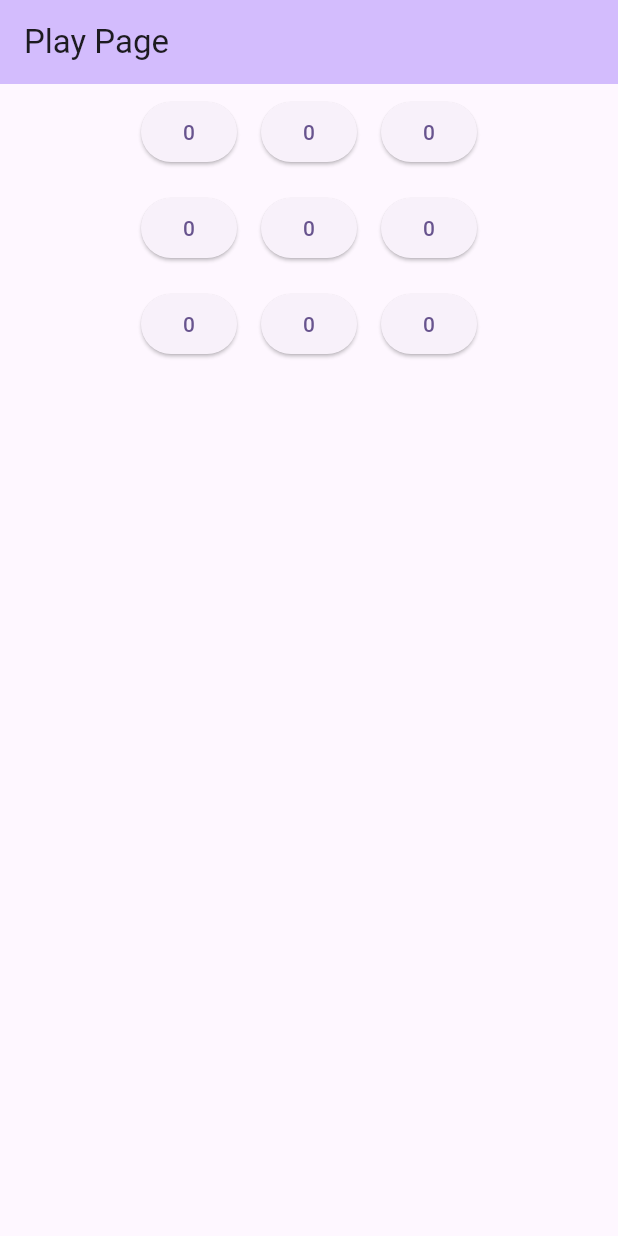
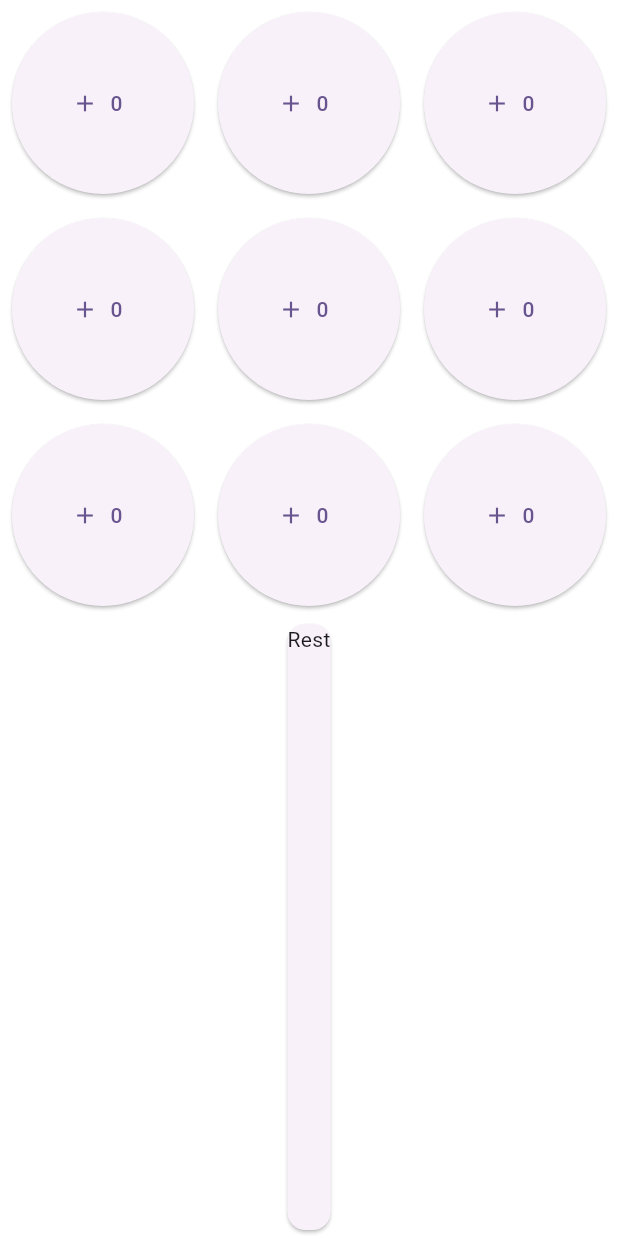
Before and after one commit to Alexdelia/vbomb, a Flutter app: the screen it shows after launch, on a phone screen of 412 x 824 dp. Run offline on Flutter 3.47's test engine with Material 2 defaults, Android fonts, the phone set to English and light mode, and no system bars.

Commit message:
good progress on board

```diff
--- a/lib/board.dart
+++ b/lib/board.dart
@@ -23,30 +23,30 @@ class _BoardState extends State<Board> {
 
   @override
   Widget build(BuildContext context) {
-    return Scaffold(
-      body: Center(
-        child: Column(
-          children: [
-            for (int row = 0; row < _board.length; row++)
-              Row(
-                mainAxisAlignment: MainAxisAlignment.center,
-                children: [
-                  for (int col = 0; col < _board[row].length; col++)
-                    Padding(
-                      padding: const EdgeInsets.all(8.0),
-                      child: ElevatedButton(
-                        onPressed: () {
-                          _incrementCell(row, col);
-                        },
-                        child: Text(
-                          _board[row][col].toString(),
-                        ),
-                      ),
-                    ),
-                ],
-              ),
-          ],
+    return AspectRatio(
+      aspectRatio: 1.0,
+      child: GridView.builder(
+        gridDelegate: SliverGridDelegateWithFixedCrossAxisCount(
+          crossAxisCount: _board.length,
         ),
+        itemBuilder: _buildGridItems,
+        itemCount: _board.length * _board[0].length,
+      ),
+    );
+  }
+
+  Widget _buildGridItems(BuildContext context, int index) {
+    final row = index ~/ _board.length;
+    final col = index % _board.length;
+
+    return Padding(
+      padding: const EdgeInsets.all(8.0),
+      child: ElevatedButton.icon(
+        onPressed: () {
+          _incrementCell(row, col);
+        },
+        icon: const Icon(Icons.add),
+        label: Text(_board[row][col].toString()),
       ),
     );
   }
--- a/lib/main.dart
+++ b/lib/main.dart
@@ -1,5 +1,5 @@
 import 'package:flutter/material.dart';
-import 'package:vbomb/play_screen.dart';
+import 'package:vbomb/page/play.dart';
 
 void main() {
   runApp(const VBomb());
@@ -32,7 +32,7 @@ class VBomb extends StatelessWidget {
         useMaterial3: true,
         colorScheme: ColorScheme.fromSeed(seedColor: Colors.deepPurple),
       ),
-      home: const PlayPage(title: 'Play Page'),
+      home: const PlayPage(),
     );
   }
 }
--- /dev/null
+++ b/lib/page/play.dart
@@ -0,0 +1,38 @@
+import 'package:flutter/material.dart';
+import 'package:vbomb/board.dart';
+import 'package:vbomb/rest.dart';
+
+class PlayPage extends StatelessWidget {
+  const PlayPage({super.key});
+
+  @override
+  Widget build(BuildContext context) {
+    return const _PositionManager(
+      children: [
+        Board(),
+        Expanded(child: Rest()),
+      ],
+    );
+  }
+}
+
+class _PositionManager extends StatelessWidget {
+  const _PositionManager({required this.children});
+
+  final List<Widget> children;
+
+  @override
+  Widget build(BuildContext context) {
+    return OrientationBuilder(
+      builder: (context, orientation) {
+        return orientation == Orientation.portrait
+            ? Column(
+                children: children,
+              )
+            : Row(
+                children: children,
+              );
+      },
+    );
+  }
+}
--- a/lib/play_screen.dart
+++ /dev/null
@@ -1,46 +0,0 @@
-import 'package:flutter/material.dart';
-import 'package:vbomb/board.dart';
-
-class PlayPage extends StatefulWidget {
-  const PlayPage({super.key, required this.title});
-
-  // This widget is the home page of your application. It is stateful, meaning
-  // that it has a State object (defined below) that contains fields that affect
-  // how it looks.
-
-  // This class is the configuration for the state. It holds the values (in this
-  // case the title) provided by the parent (in this case the App widget) and
-  // used by the build method of the State. Fields in a Widget subclass are
-  // always marked "final".
-
-  final String title;
-
-  @override
-  State<PlayPage> createState() => _PlayPageState();
-}
-
-class _PlayPageState extends State<PlayPage> {
-  @override
-  Widget build(BuildContext context) {
-    // This method is rerun every time setState is called, for instance as done
-    // by the _incrementCounter method above.
-    //
-    // The Flutter framework has been optimized to make rerunning build methods
-    // fast, so that you can just rebuild anything that needs updating rather
-    // than having to individually change instances of widgets.
-    return Scaffold(
-      appBar: AppBar(
-        // TRY THIS: Try changing the color here to a specific color (to
-        // Colors.amber, perhaps?) and trigger a hot reload to see the AppBar
-        // change color while the other colors stay the same.
-        backgroundColor: Theme.of(context).colorScheme.inversePrimary,
-        // Here we take the value from the MyHomePage object that was created by
-        // the App.build method, and use it to set our appbar title.
-        title: Text(widget.title),
-      ),
-      body: const Center(
-        child: Board(),
-      ),
-    );
-  }
-}
--- /dev/null
+++ b/lib/rest.dart
@@ -0,0 +1,12 @@
+import 'package:flutter/material.dart';
+
+class Rest extends StatelessWidget {
+  const Rest({super.key});
+
+  @override
+  Widget build(BuildContext context) {
+    return const Card(
+      child: Text('Rest'),
+    );
+  }
+}
```
